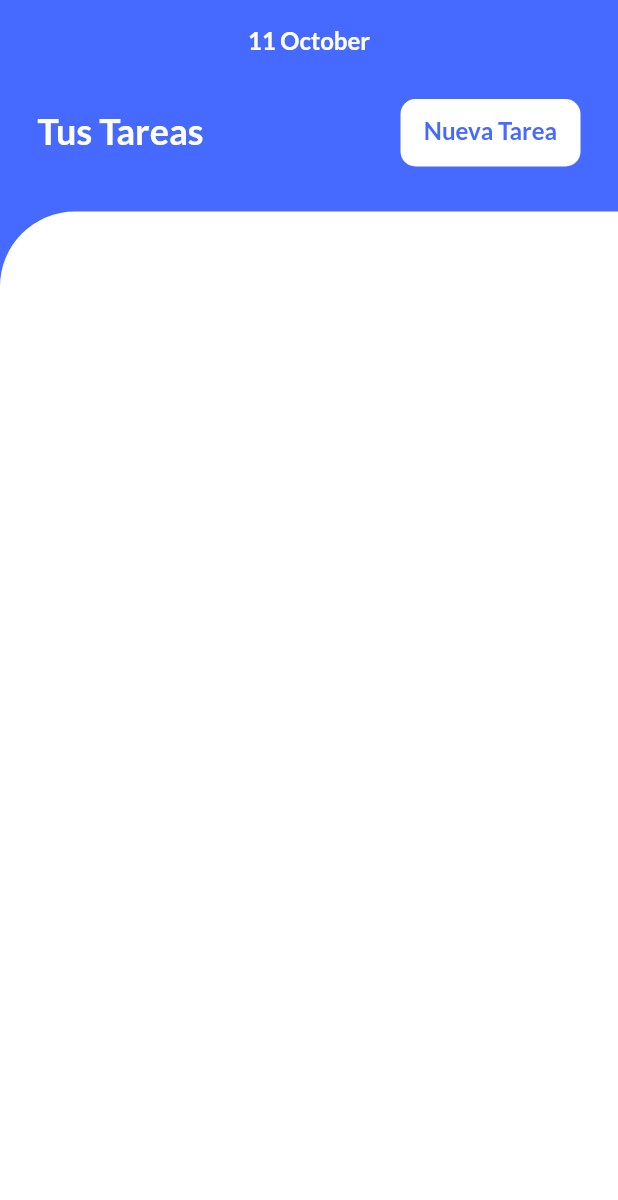
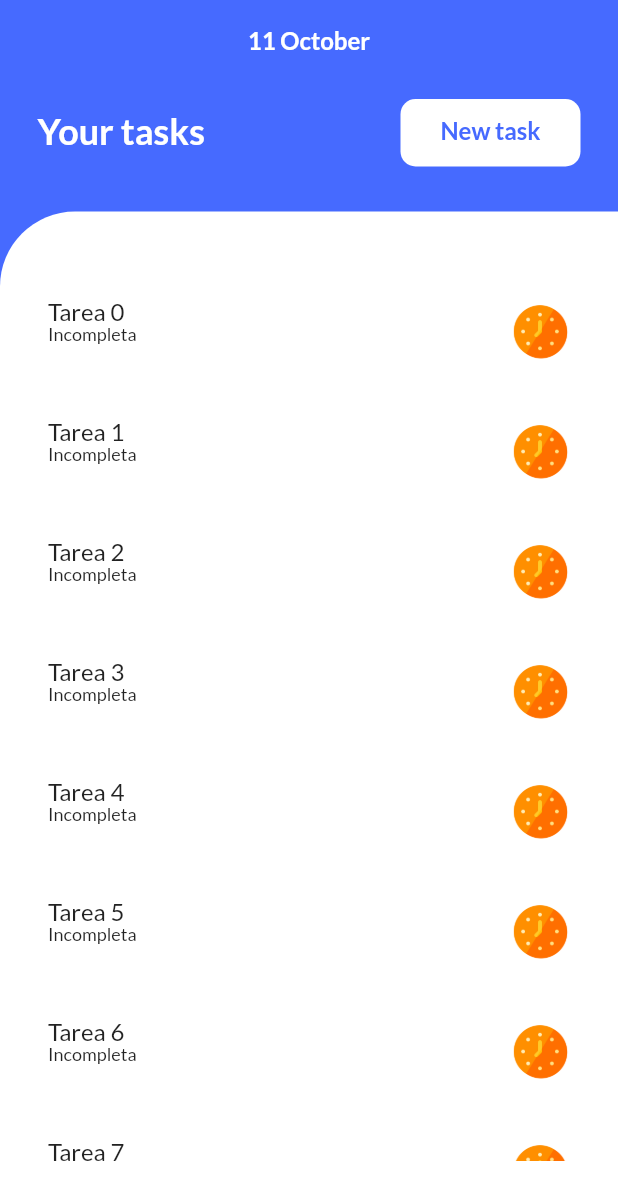
Before and after one commit to Soachi99/ToDoApp, a Flutter app: the screen it shows after launch, on a phone screen of 412 x 824 dp. Shown: the top 1200 px of the screen. Run offline on Flutter 3.47's test engine with Material 2 defaults, Android fonts, the phone set to English and light mode, and no system bars; our stand-ins replace cloud_firestore, firebase_core, flutter_riverpod, flutter_spinkit, go_router, google_fonts; missing offline and left inert: flutter_flavor; accounts and stored records are empty.

Commit message:
feat: Se agrega maquetación de listado de tareas y configuración inicial de firebase

```diff
--- a/lib/l10n/intl_en.arb
+++ b/lib/l10n/intl_en.arb
@@ -1,4 +1,6 @@
 {
     "welcome": "Welcome",
-    "loading": "Loading..."
+    "loading": "Loading...",
+    "yourTasks": "Your tasks",
+    "newTask": "New task"
 }
--- a/lib/l10n/intl_es.arb
+++ b/lib/l10n/intl_es.arb
@@ -1,4 +1,6 @@
 {
     "welcome": "Bienvenido",
-    "loading": "Cargando..."
+    "loading": "Cargando...",
+    "yourTasks": "Tus tareas",
+    "newTask": "Nueva Tarea"
 }
--- a/lib/src/features/tasks/presentation/home/home_page.dart
+++ b/lib/src/features/tasks/presentation/home/home_page.dart
@@ -1,9 +1,14 @@
+import 'dart:developer';
+
 import 'package:flutter_riverpod/flutter_riverpod.dart';
 import 'package:flutter/material.dart';
 import 'package:intl/intl.dart';
+import 'package:todoapp/generated/l10n.dart';
+import 'package:todoapp/src/features/tasks/presentation/home/widgets/custom_bar.dart';
 import 'package:todoapp/src/tools/custom_colors.dart';
 import 'package:todoapp/src/tools/dimens.dart';
 import 'package:todoapp/src/widgets/custom_button.dart';
+import 'package:todoapp/src/widgets/custom_task/custom_task.dart';
 import 'package:todoapp/src/widgets/custom_text.dart';
 
 import 'home_controller.dart';
@@ -15,6 +20,7 @@ class HomePage extends ConsumerWidget {
   Widget build(BuildContext context, WidgetRef ref) {
     var controller = ref.watch(homeController.notifier);
     var state = ref.watch(homeController);
+    var text = S.of(context);
 
     return Scaffold(
       backgroundColor: customColors.colors[2],
@@ -32,31 +38,9 @@ class HomePage extends ConsumerWidget {
                 fontWeight: FontWeight.w700,
               )),
               const SizedBox(height: 30),
-              Padding(
-                padding: const EdgeInsets.symmetric(horizontal: 25),
-                child: Row(
-                  mainAxisAlignment: MainAxisAlignment.spaceBetween,
-                  children: [
-                    CustomText(
-                      "Tus Tareas",
-                      textColor: customColors.colors[1],
-                      fontWeight: FontWeight.w700,
-                      fontSize: 24,
-                    ),
-                    CustomButton(
-                        label: "Nueva Tarea", width: 120, onPressed: () {})
-                  ],
-                ),
-              ),
+              CustomBar(text: text),
               const SizedBox(height: 30),
-              Expanded(
-                child: Container(
-                  decoration: BoxDecoration(
-                      color: customColors.colors[1],
-                      borderRadius:
-                          BorderRadius.only(topLeft: Radius.circular(50))),
-                ),
-              )
+              const TasksContainer()
             ],
           ),
         ),
@@ -64,3 +48,37 @@ class HomePage extends ConsumerWidget {
     );
   }
 }
+
+class TasksContainer extends StatelessWidget {
+  const TasksContainer({
+    super.key,
+  });
+
+  @override
+  Widget build(BuildContext context) {
+    return Expanded(
+      child: Container(
+        decoration: BoxDecoration(
+            color: customColors.colors[1],
+            borderRadius:
+                const BorderRadius.only(topLeft: Radius.circular(50))),
+        child: Padding(
+            padding: const EdgeInsets.symmetric(horizontal: 16, vertical: 50),
+            child: ListView.separated(
+                physics: const BouncingScrollPhysics(),
+                itemBuilder: (context, index) {
+                  return CustomTask(
+                    label: "Tarea $index",
+                    taskNumber: index,
+                    callback: (response, taskNumber) =>
+                        log("Tarea $taskNumber, estado completado = $response"),
+                  );
+                },
+                separatorBuilder: (context, index) {
+                  return const SizedBox(height: 20);
+                },
+                itemCount: 10)),
+      ),
+    );
+  }
+}
--- /dev/null
+++ b/lib/src/features/tasks/presentation/home/widgets/custom_bar.dart
@@ -0,0 +1,33 @@
+import 'package:flutter/material.dart';
+import 'package:todoapp/generated/l10n.dart';
+import 'package:todoapp/src/tools/tools.dart';
+import 'package:todoapp/src/widgets/custom_button.dart';
+import 'package:todoapp/src/widgets/custom_text.dart';
+
+class CustomBar extends StatelessWidget {
+  const CustomBar({
+    super.key,
+    required this.text,
+  });
+
+  final S text;
+
+  @override
+  Widget build(BuildContext context) {
+    return Padding(
+      padding: const EdgeInsets.symmetric(horizontal: 25),
+      child: Row(
+        mainAxisAlignment: MainAxisAlignment.spaceBetween,
+        children: [
+          CustomText(
+            text.yourTasks,
+            textColor: customColors.colors[1],
+            fontWeight: FontWeight.w700,
+            fontSize: 24,
+          ),
+          CustomButton(label: text.newTask, width: 120, onPressed: () {})
+        ],
+      ),
+    );
+  }
+}
--- a/lib/src/tools/custom_colors.dart
+++ b/lib/src/tools/custom_colors.dart
@@ -3,7 +3,8 @@ import 'package:flutter/material.dart';
 class CustomColors {
   final Map<dynamic, Color> colors = {
     1: const Color(0xFFFFFFFF),
-    2: const Color(0xFF466AFF)
+    2: const Color(0xFF466AFF),
+    3: const Color.fromARGB(216, 255, 255, 255)
   };
 }
 
--- a/lib/src/tools/paths_images.dart
+++ b/lib/src/tools/paths_images.dart
@@ -1,5 +1,7 @@
 class PathsImages {
   final String icon = "assets/images/icon.png";
+  final String check = "assets/images/check.png";
+  final String late = "assets/images/late.png";
 }
 
 final PathsImages images = PathsImages();
--- /dev/null
+++ b/lib/src/widgets/custom_task/custom_task.dart
@@ -0,0 +1,78 @@
+import 'package:flutter/material.dart';
+import 'package:flutter_riverpod/flutter_riverpod.dart';
+import 'package:todoapp/src/tools/tools.dart';
+import 'package:todoapp/src/widgets/custom_task/custom_task_controller.dart';
+import 'package:todoapp/src/widgets/custom_text.dart';
+
+typedef Callback = void Function(bool response, int taskNumber);
+
+class CustomTask extends ConsumerWidget {
+  /// Titulo del botón
+  final String label;
+
+  /// Numero de la tarea
+  final int taskNumber;
+
+  /// Callback
+  final Callback callback;
+  const CustomTask({
+    super.key,
+    required this.label,
+    required this.callback,
+    required this.taskNumber,
+  });
+
+  @override
+  Widget build(BuildContext context, WidgetRef ref) {
+    var controller = ref.watch(customTaskController(taskNumber).notifier);
+    var state = ref.watch(customTaskController(taskNumber));
+
+    return Material(
+      borderRadius: dimens.borderRadiusContainer(10),
+      color: state.expand ? customColors.colors[2] : customColors.colors[3],
+      child: InkWell(
+        borderRadius: dimens.borderRadiusContainer(10),
+        onTap: () => controller.toogleExpand(),
+        highlightColor: Colors.transparent,
+        focusColor: Colors.transparent,
+        radius: 0,
+        child: Padding(
+          padding: const EdgeInsets.symmetric(horizontal: 16, vertical: 10),
+          child: Row(
+            mainAxisAlignment: MainAxisAlignment.spaceBetween,
+            crossAxisAlignment: CrossAxisAlignment.start,
+            children: [
+              SizedBox(
+                width: dimens.fullWidth(context) * .7,
+                child: Column(
+                  mainAxisAlignment: MainAxisAlignment.start,
+                  crossAxisAlignment: CrossAxisAlignment.start,
+                  children: [
+                    CustomText(label,
+                        overflow: TextOverflow.ellipsis,
+                        maxLines: state.expand ? 100 : 1,
+                        textColor:
+                            state.expand ? customColors.colors[1] : null),
+                    CustomText(state.completed ? "Completa" : "Incompleta",
+                        fontSize: 12,
+                        textColor: state.expand ? customColors.colors[1] : null)
+                  ],
+                ),
+              ),
+              InkWell(
+                onTap: () {
+                  controller.toogleCompleted();
+                  callback(state.completed, taskNumber);
+                },
+                child: Image.asset(
+                  state.completed ? images.check : images.late,
+                  height: 40,
+                ),
+              )
+            ],
+          ),
+        ),
+      ),
+    );
+  }
+}
--- /dev/null
+++ b/lib/src/widgets/custom_task/custom_task_controller.dart
@@ -0,0 +1,18 @@
+import 'package:flutter_riverpod/flutter_riverpod.dart';
+import 'package:todoapp/src/widgets/custom_task/custom_task_state.dart';
+
+class CustomTaskController extends StateNotifier<CustomTaskState> {
+  CustomTaskController() : super(CustomTaskState());
+
+  toogleExpand() {
+    state = state.copyWith(expand: !state.expand, completed: state.completed);
+  }
+
+  toogleCompleted() {
+    state = state.copyWith(expand: state.expand, completed: !state.completed);
+  }
+}
+
+final customTaskController = StateNotifierProvider.autoDispose
+    .family<CustomTaskController, CustomTaskState, int>(
+        (ref, arg) => CustomTaskController());
--- a/pubspec.yaml
+++ b/pubspec.yaml
@@ -11,8 +11,8 @@ dependencies:
   flutter:
     sdk: flutter
   cupertino_icons: ^1.0.2
-  cloud_firestore: ^4.4.0
-  firebase_core: ^2.5.0
+  cloud_firestore: ^4.9.3
+  firebase_core: ^2.17.0
   flutter_localizations:
     sdk: flutter
   flutter_riverpod: ^1.0.4
```
Also changed, not shown: lib/main_dev.dart (+7 -2 lines), lib/src/widgets/custom_task.dart (deleted, +0 -70 lines), lib/src/widgets/custom_task/custom_task_state.dart (added, +19 -0 lines), assets/images/check.png (added), assets/images/late.png (added), lib/generated/intl/messages_en.dart, lib/generated/intl/messages_es.dart, lib/generated/l10n.dart, lib/src/features/tasks/presentation/home/widgets/greeting.dart (deleted), 3 other files.
